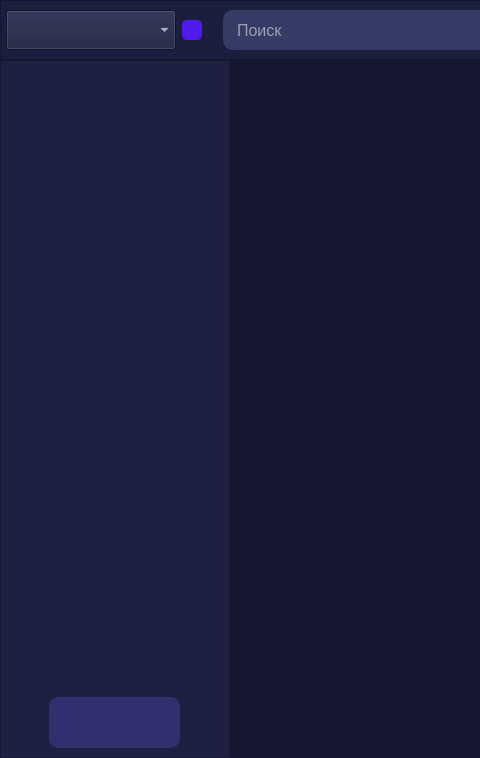
Before: the Qt Designer form interfaces/welcome_page.ui in ArtShibaev/Bugtracker, drawn with Qt 5; both pictures show x 0 to 480 and y 0 to 758 of the 1306 by 758 pixel window.
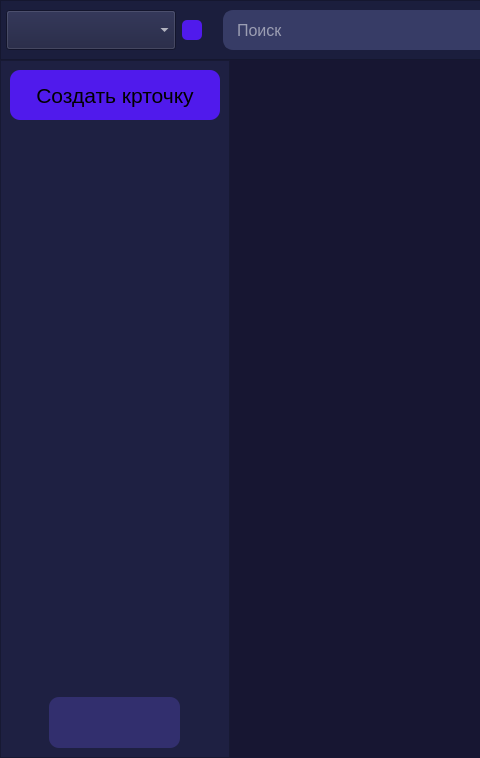
After: the same form once the commit is applied.

The edit to the form file:
```diff
--- a/interfaces/welcome_page.ui
+++ b/interfaces/welcome_page.ui
@@ -79,6 +79,44 @@
             <layout class="QVBoxLayout" name="verticalLayout_3">
              <item>
               <layout class="QVBoxLayout" name="verticalLayout_4">
+               <item>
+                <widget class="QPushButton" name="create_card">
+                 <property name="minimumSize">
+                  <size>
+                   <width>206</width>
+                   <height>50</height>
+                  </size>
+                 </property>
+                 <property name="font">
+                  <font>
+                   <pointsize>16</pointsize>
+                  </font>
+                 </property>
+                 <property name="cursor">
+                  <cursorShape>PointingHandCursor</cursorShape>
+                 </property>
+                 <property name="styleSheet">
+                  <string notr="true">background: #501AEC;
+border-radius: 10px;</string>
+                 </property>
+                 <property name="text">
+                  <string>Создать крточку</string>
+                 </property>
+                </widget>
+               </item>
+               <item>
+                <spacer name="verticalSpacer_4">
+                 <property name="orientation">
+                  <enum>Qt::Vertical</enum>
+                 </property>
+                 <property name="sizeHint" stdset="0">
+                  <size>
+                   <width>20</width>
+                   <height>40</height>
+                  </size>
+                 </property>
+                </spacer>
+               </item>
                <item>
                 <widget class="QScrollArea" name="scrollArea">
                  <property name="minimumSize">
```
Left out of the diff: 11 changed lines with no effect on the pictures.
